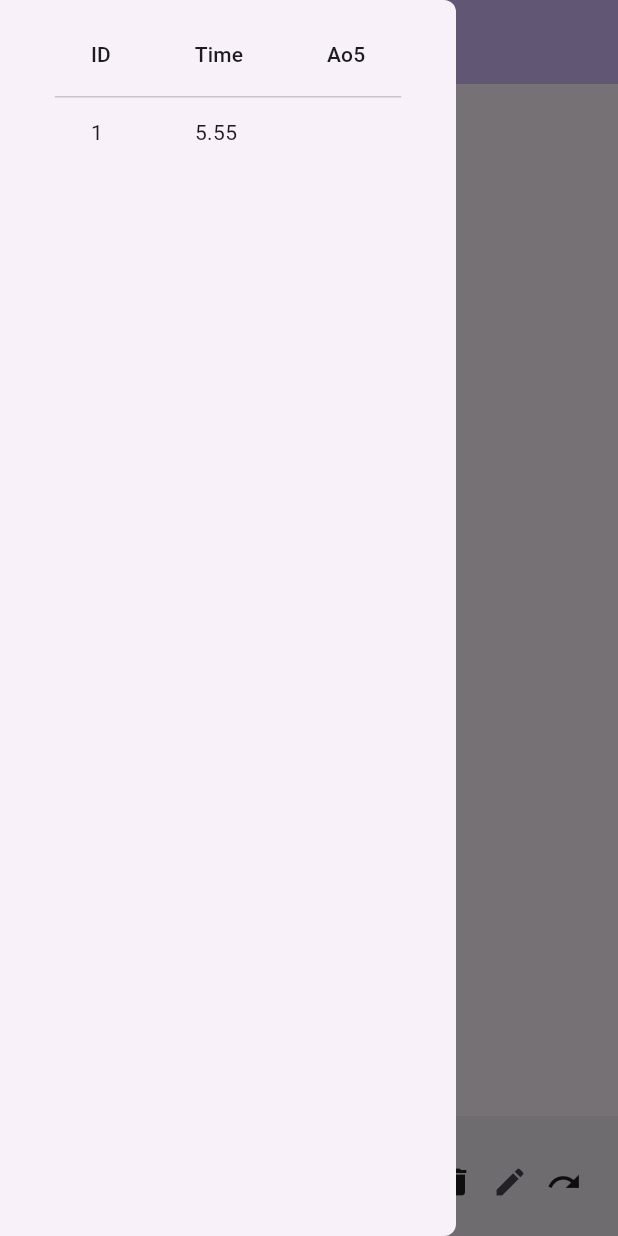
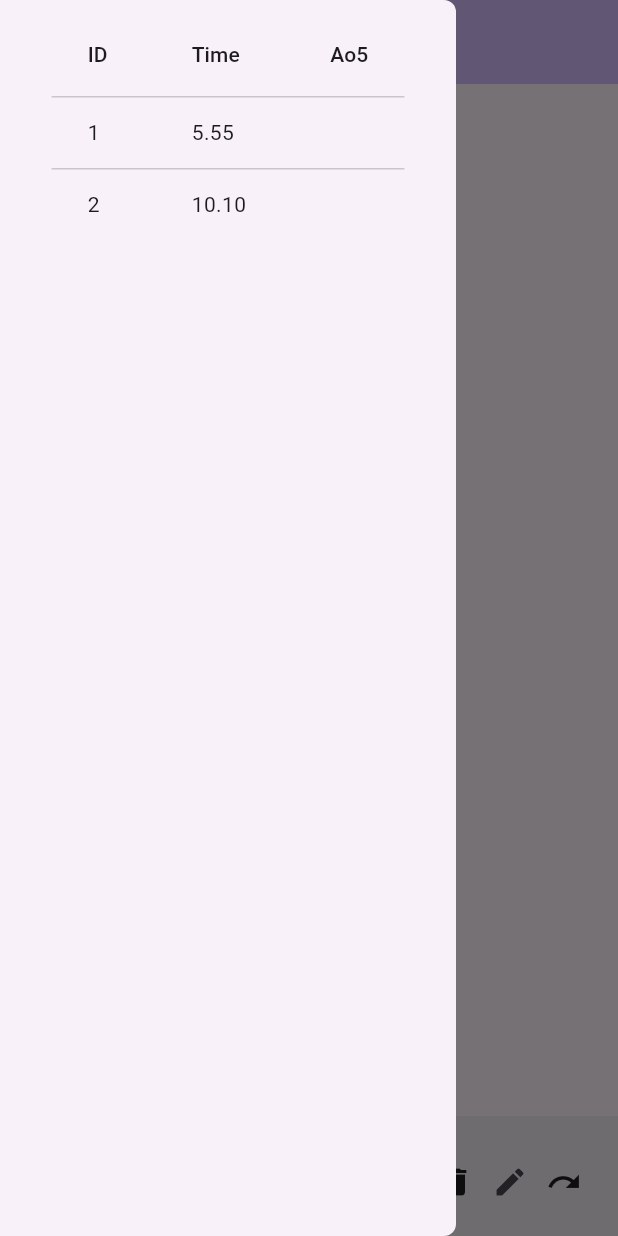
Before and after one commit to VigneshSK17/cubimer, a Flutter app: the screen it shows after launch, with the side drawer open, on a phone screen of 412 x 824 dp. Run offline on Flutter 3.47's test engine with Material 2 defaults, Android fonts, the phone set to English and light mode, and no system bars; our stand-ins replace flutter_riverpod.

Commit message:
Added basic setup for riverpod for scrambles

```diff
--- a/lib/main.dart
+++ b/lib/main.dart
@@ -1,19 +1,30 @@
+import 'package:cubimer/data/scramble.dart';
 import 'package:cubimer/widgets/bottom_bar.dart';
 import 'package:cubimer/widgets/center_timer.dart';
 import 'package:cubimer/widgets/scrambles_drawer.dart';
 import 'package:flutter/material.dart';
+import 'package:flutter_riverpod/flutter_riverpod.dart';
 
 // TODO: Add riverpod and localstorage
+
+final scrambleListProvider =
+    StateNotifierProvider<ScrambleList, List<Scramble>>((ref) {
+  return ScrambleList([
+    Scramble(1, 5.55, "F D L R U B U' R' L' D' F'"),
+    Scramble(2, 10.10, "F D L R U B U' R' L' D'")
+  ]);
+});
+
 void main() {
-  runApp(const MyApp());
+  runApp(ProviderScope(child: MyApp()));
 }
 
-class MyApp extends StatelessWidget {
+class MyApp extends ConsumerWidget {
   const MyApp({super.key});
 
   // This widget is the root of your application.
   @override
-  Widget build(BuildContext context) {
+  Widget build(BuildContext context, WidgetRef ref) {
     return MaterialApp(
       title: 'Cubimer',
       theme: ThemeData(
@@ -40,7 +51,7 @@ class MyApp extends StatelessWidget {
   }
 }
 
-class MyHomePage extends StatefulWidget {
+class MyHomePage extends ConsumerStatefulWidget {
   const MyHomePage({super.key, required this.title});
 
   // This widget is the home page of your application. It is stateful, meaning
@@ -55,10 +66,10 @@ class MyHomePage extends StatefulWidget {
   final String title;
 
   @override
-  State<MyHomePage> createState() => _MyHomePageState();
+  ConsumerState<MyHomePage> createState() => _MyHomePageState();
 }
 
-class _MyHomePageState extends State<MyHomePage> {
+class _MyHomePageState extends ConsumerState<MyHomePage> {
   @override
   Widget build(BuildContext context) {
     // This method is rerun every time setState is called, for instance as done
--- a/lib/widgets/bottom_bar.dart
+++ b/lib/widgets/bottom_bar.dart
@@ -1,3 +1,4 @@
+import 'package:cubimer/data/scramble.dart';
 import 'package:cubimer/widgets/edit_dialog.dart';
 import 'package:flutter/material.dart';
 
@@ -42,7 +43,9 @@ class _BottomBarState extends State<BottomBar> {
                               icon: Icon(Icons.edit),
                               onPressed: () => showDialog(
                                   context: context,
-                                  builder: (context) => EditDialog()),
+                                  builder: (context) => EditDialog(
+                                        scramble: Scramble(1, 5.55, "A B C D"),
+                                      )),
                             ), // TODO: Add popup
                             Icon(Icons.redo)
                           ],
--- a/lib/widgets/scrambles_drawer.dart
+++ b/lib/widgets/scrambles_drawer.dart
@@ -1,16 +1,21 @@
+import 'package:cubimer/main.dart';
 import 'package:cubimer/widgets/edit_dialog.dart';
 import 'package:flutter/material.dart';
+import 'package:flutter_riverpod/flutter_riverpod.dart';
 
-class ScramblesDrawer extends StatefulWidget {
+class ScramblesDrawer extends ConsumerStatefulWidget {
   const ScramblesDrawer({super.key});
 
   @override
-  State<StatefulWidget> createState() => _ScramblesDrawerState();
+  ConsumerState<ConsumerStatefulWidget> createState() =>
+      _ScramblesDrawerState();
 }
 
-class _ScramblesDrawerState extends State<ScramblesDrawer> {
+class _ScramblesDrawerState extends ConsumerState<ScramblesDrawer> {
   @override
   Widget build(BuildContext context) {
+    final scrambles = ref.watch(scrambleListProvider);
+
     return Drawer(
         shape: RoundedRectangleBorder(
             borderRadius: BorderRadius.only(
@@ -26,14 +31,16 @@ class _ScramblesDrawerState extends State<ScramblesDrawer> {
                 DataColumn(label: Text('Time')),
                 DataColumn(label: Text('Ao5'))
               ], rows: [
-                DataRow(
-                    cells: [
-                      DataCell(Text('1')),
-                      DataCell(Text('5.55')),
-                      DataCell(Text(' ')),
-                    ],
-                    onLongPress: () => showDialog(
-                        context: context, builder: (context) => EditDialog()))
+                for (final s in scrambles)
+                  DataRow(
+                      cells: [
+                        DataCell(Text(s.id.toString())),
+                        DataCell(Text(s.time.toStringAsFixed(2))),
+                        DataCell(Text(' '))
+                      ],
+                      onLongPress: () => showDialog(
+                          context: context,
+                          builder: (context) => EditDialog(scramble: s)))
               ])
             ])));
   }
--- a/pubspec.yaml
+++ b/pubspec.yaml
@@ -35,6 +35,7 @@ dependencies:
   # The following adds the Cupertino Icons font to your application.
   # Use with the CupertinoIcons class for iOS style icons.
   cupertino_icons: ^1.0.2
+  flutter_riverpod: ^2.3.6
 
 dev_dependencies:
   flutter_test:
```
Also changed, not shown: lib/data/scramble.dart (+29 -3 lines), lib/widgets/edit_dialog.dart (+17 -8 lines), pubspec.lock.
